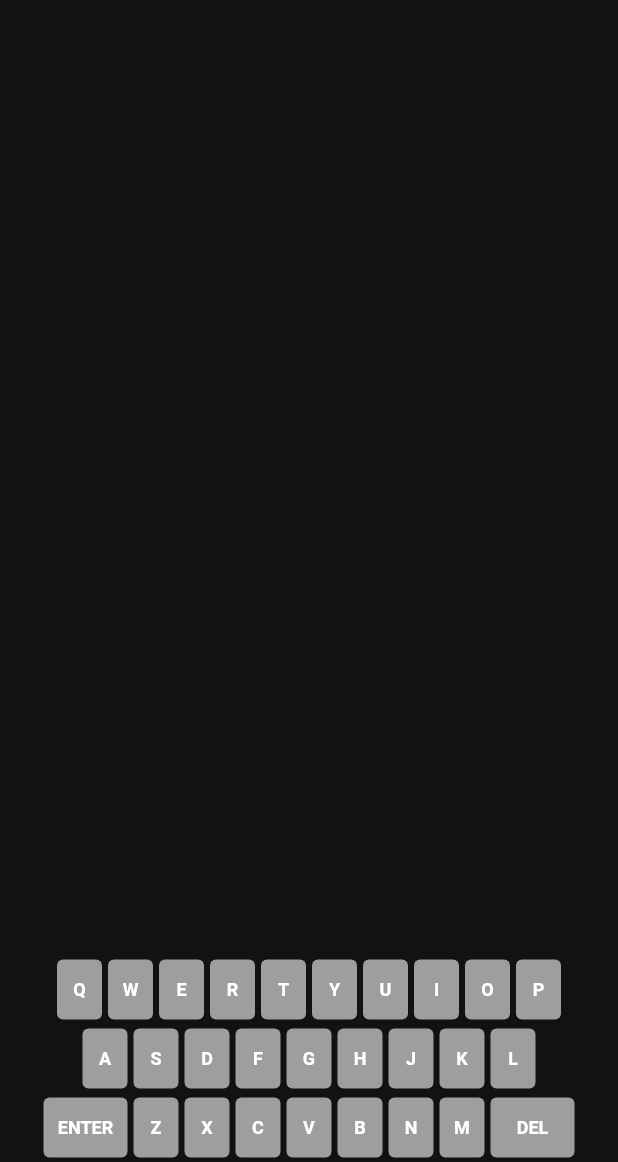
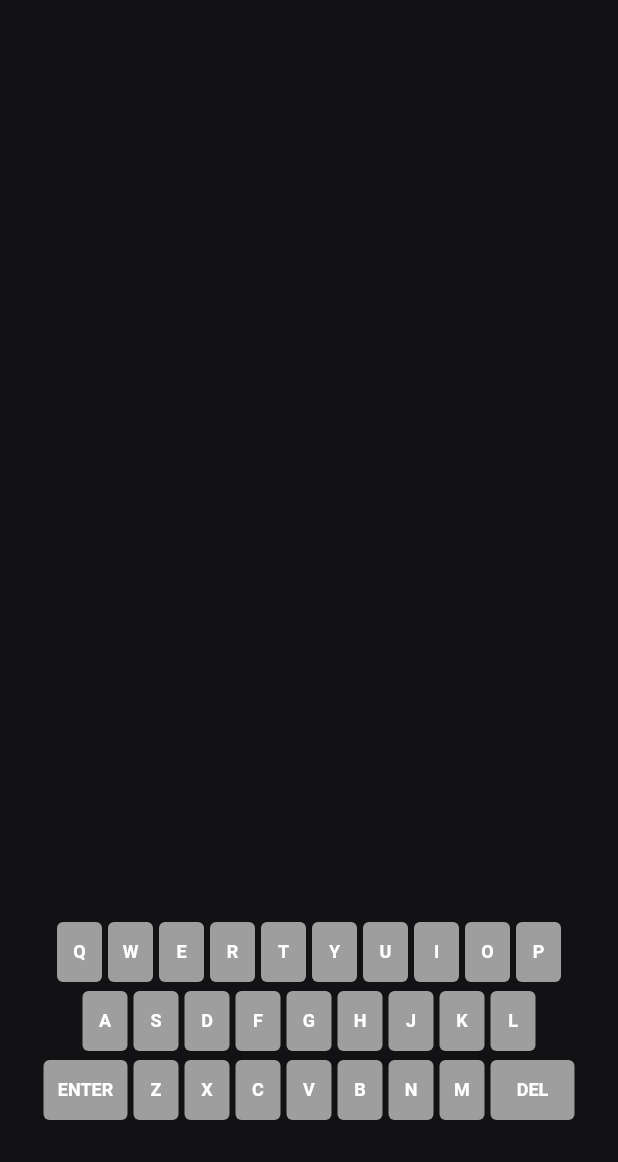
Before and after one commit to khethelogp/wordle_flutter, a Flutter app: the screen it shows after launch, on a phone screen of 412 x 824 dp, the part 74-1236 px from its top. Run offline on Flutter 3.47's test engine with Material 2 defaults, Android fonts, the phone set to English and light mode, and no system bars; drawn by our look-alikes of flip_card; our stand-ins replace equatable.

Commit message:
fix: keyboard padding

```diff
--- a/lib/wordle/views/wordle_screen.dart
+++ b/lib/wordle/views/wordle_screen.dart
@@ -57,7 +57,9 @@ class _WordleScreenState extends State<WordleScreen> {
           ),
         ),
       ),
-      body: Column(
+      body: Container(
+        padding: const EdgeInsets.only(bottom: 25.0),
+        child: Column(
           mainAxisAlignment: MainAxisAlignment.spaceBetween,
           children: [
             const SizedBox(height: 20,),
@@ -70,6 +72,7 @@ class _WordleScreenState extends State<WordleScreen> {
               letters: _keyboardLetters,
             ),
           ],
+        ),
       ),
     );
   }
```
Also changed, not shown: pubspec.lock, 1 other file. Lines whose indentation alone changed are shown as unchanged.
